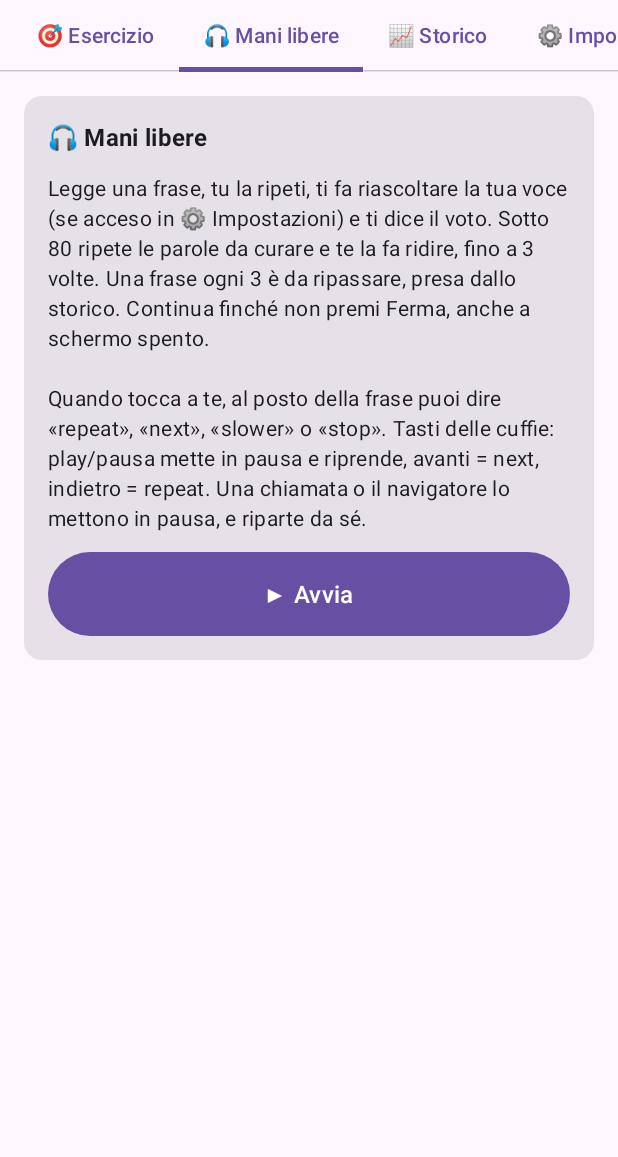
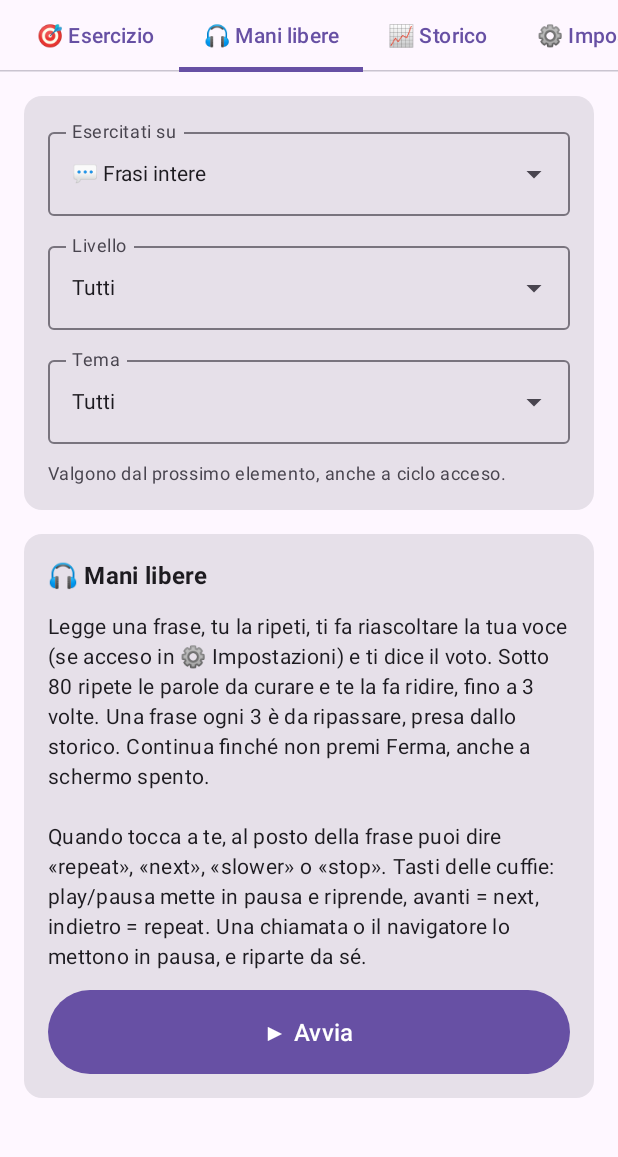
Before and after one commit to garsal1971/garsal-apps-public, an Android app built with Jetpack Compose: the composable Schede shown on its own in the app's theme, tab 2 chosen, on a phone screen of 412 x 824 dp, the part 54-1211 px from its top. Run offline under Robolectric (Android 15) with nearby library versions, the phone set to English and light mode, and no system bars.

Commit message:
ui(pronuncia): frasi/parole, livello e tema in cima a ogni scheda di esercizio, separati per scheda (v1.13.0)
Co-Authored-By: Claude Opus 5.5 <noreply@anthropic.com>
Claude-Session: https://claude.ai/code/session_014wZfwF8TuVTDp3tqzw3Gj2

```diff
--- a/android-app/pronuncia/app/build.gradle
+++ b/android-app/pronuncia/app/build.gradle
@@ -19,8 +19,8 @@ android {
         applicationId "com.garsal.pronuncia"
         minSdk 26
         targetSdk 36
-        versionCode 13
-        versionName "1.12.0"
+        versionCode 14
+        versionName "1.13.0"
 
         // ⚠️ Solo arm64: lo Speech SDK di Azure si porta dentro le librerie native
         // per quattro ABI, e tenerle tutte vorrebbe dire un APK tre volte più
--- a/android-app/pronuncia/app/src/main/java/com/garsal/pronuncia/Ciclo.kt
+++ b/android-app/pronuncia/app/src/main/java/com/garsal/pronuncia/Ciclo.kt
@@ -196,11 +196,11 @@ object Ciclo {
                 // altrimenti si resta sulle frasi a caso.
                 // Frasi o parole si rilegge qui, a ogni elemento nuovo: la
                 // scelta cambiata a ciclo acceso vale dal prossimo.
-                val soloParole = p.parole
+                val soloParole = p.paroleCiclo
                 val n = stato.value.frasi + 1
                 val daRipassare = if (n % Ripasso.OGNI == 0)
-                    runCatching { Ripasso.prossima(ctx, p.livello, p.tema, precedente, soloParole) }.getOrNull() else null
-                val nuova = daRipassare ?: Frasi.aCaso(ctx, p.livello, p.tema, precedente, soloParole)
+                    runCatching { Ripasso.prossima(ctx, p.livelloCiclo, p.temaCiclo, precedente, soloParole) }.getOrNull() else null
+                val nuova = daRipassare ?: Frasi.aCaso(ctx, p.livelloCiclo, p.temaCiclo, precedente, soloParole)
                     ?: run { stato.update { it.copy(nota = "Nessuna frase per questo filtro.") }; return }
                 frase = nuova
                 precedente = nuova.id
--- a/android-app/pronuncia/app/src/main/java/com/garsal/pronuncia/Prefs.kt
+++ b/android-app/pronuncia/app/src/main/java/com/garsal/pronuncia/Prefs.kt
@@ -111,11 +111,25 @@ class Prefs(ctx: Context) {
         get() = p.getString("tema", null)
         set(v) = p.edit().putString("tema", v).apply()
 
-    /** Cosa si esercita: le frasi intere o le parole sole. Vale per
-     *  l'esercizio e per il ciclo a mani libere. */
+    /** Cosa si esercita davanti allo schermo: le frasi intere o le parole sole. */
     var parole: Boolean
         get() = p.getBoolean("parole", false)
         set(v) = p.edit().putBoolean("parole", v).apply()
+
+    /** Le stesse tre scelte per il ciclo a mani libere (v1.13.0): ogni scheda ha
+     *  le sue. ⚠️ Finché non le si cambia valgono quelle dell'esercizio, che
+     *  fino alla v1.12.0 erano le sole e le usava anche il ciclo. */
+    var paroleCiclo: Boolean
+        get() = if (p.contains("parole_ciclo")) p.getBoolean("parole_ciclo", false) else parole
+        set(v) = p.edit().putBoolean("parole_ciclo", v).apply()
+
+    var livelloCiclo: String?
+        get() = if (p.contains("livello_ciclo")) p.getString("livello_ciclo", null) else livello
+        set(v) = p.edit().putString("livello_ciclo", v).apply()
+
+    var temaCiclo: String?
+        get() = if (p.contains("tema_ciclo")) p.getString("tema_ciclo", null) else tema
+        set(v) = p.edit().putString("tema_ciclo", v).apply()
 
     /** Mani libere: dopo il tentativo l'app fa riascoltare la registrazione,
      *  poi dà il voto. Letta a ogni tentativo: cambiarla a ciclo acceso vale subito. */
--- a/android-app/pronuncia/app/src/main/java/com/garsal/pronuncia/ui/Esercizio.kt
+++ b/android-app/pronuncia/app/src/main/java/com/garsal/pronuncia/ui/Esercizio.kt
@@ -69,8 +69,8 @@ private enum class Fase { FERMO, PARLA, ASCOLTA }
  * `Valutatore.valuta` — in un servizio, senza questa schermata.
  *
  * Con [parole] si esercitano le parole singole invece delle frasi intere.
- * Livello e tema si scelgono in ⚙️ Impostazioni → Davanti allo schermo, e chi
- * chiama rifà la scheda (`key`) quando cambiano.
+ * Frasi/parole, livello e tema si scelgono in cima alla scheda (`Filtri`), e
+ * chi chiama rifà l'esercizio (`key`) quando cambiano.
  */
 @Composable
 fun Esercizio(parole: Boolean, livello: String?, tema: String?) {
@@ -180,11 +180,6 @@ fun Esercizio(parole: Boolean, livello: String?, tema: String?) {
         Column(Modifier.padding(16.dp), verticalArrangement = Arrangement.spacedBy(12.dp)) {
             Text("🎯 Esercizio", style = MaterialTheme.typography.titleMedium, fontWeight = FontWeight.Bold)
 
-            Text(
-                "${if (parole) "🔤 Parole" else "💬 Frasi"} · livello ${livello ?: "tutti"} · tema ${tema?.let { Frasi.TEMI[it] } ?: "tutti"} — si cambiano in ⚙️ Impostazioni",
-                style = MaterialTheme.typography.bodySmall,
-                color = MaterialTheme.colorScheme.onSurfaceVariant,
-            )
 
             val f = frase
             if (f == null) {
--- a/android-app/pronuncia/app/src/main/java/com/garsal/pronuncia/ui/ManiLibere.kt
+++ b/android-app/pronuncia/app/src/main/java/com/garsal/pronuncia/ui/ManiLibere.kt
@@ -40,7 +40,8 @@ import java.util.Locale
 /**
  * Fase 3: il ciclo a mani libere. Fase 4: pausa, comandi a voce e tasti delle cuffie. La schermata lo avvia, lo ferma e lo
  * racconta; il lavoro lo fa `CicloService`, che continua a schermo spento.
- * Livello, tema, microfono, feedback e riascolto si scelgono in ⚙️ Impostazioni.
+ * Frasi/parole, livello e tema sono i suoi, in cima alla scheda (`Prefs.paroleCiclo`…);
+ * microfono, feedback e riascolto stanno in ⚙️ Impostazioni → A mani libere.
  */
 @Composable
 fun ManiLibere(parole: Boolean) {
--- a/android-app/pronuncia/app/src/main/java/com/garsal/pronuncia/ui/Principale.kt
+++ b/android-app/pronuncia/app/src/main/java/com/garsal/pronuncia/ui/Principale.kt
@@ -60,9 +60,9 @@ import com.garsal.pronuncia.Voce
  * ⚙️ Impostazioni. Si passa dall'una all'altra toccando la linguetta o
  * strusciando a destra e sinistra (`HorizontalPager`).
  *
- * ⚠️ Le impostazioni non stanno più nelle schede di esercizio (v1.12.0): lì
- * restano solo i comandi per esercitarsi. Livello, tema, accento e frasi/parole
- * si leggono dalle preferenze, e l'esercizio si rifà da capo quando cambiano.
+ * ⚠️ Frasi/parole, livello e tema stanno in cima a ciascuna scheda di
+ * esercizio, una serie per scheda (`Scelte`); il resto in ⚙️ Impostazioni.
+ * L'esercizio si rifà da capo quando cambiano.
  *
  * ⚠️ Una pagina del pager non visibile viene smontata: tornando sull'Esercizio
  * la frase è nuova. Il ciclo a mani libere invece non ne risente, vive in
@@ -91,20 +91,43 @@ fun SchermataPrincipale() {
 
 private val SCHEDE = listOf("🎯 Esercizio", "🎧 Mani libere", "📈 Storico", "⚙️ Impostazioni")
 
-/** Le scelte che più schede leggono, tenute qui perché cambiandole in
- *  ⚙️ Impostazioni l'Esercizio si rifaccia subito. */
-private class Scelte(prefs: com.garsal.pronuncia.Prefs) {
-    var accento by mutableStateOf(prefs.accento)
-    var parole by mutableStateOf(prefs.parole)
-    var livello by mutableStateOf(prefs.livello)
-    var tema by mutableStateOf(prefs.tema)
+/** Frasi/parole, livello e tema di una scheda: l'Esercizio e le Mani libere
+ *  hanno ciascuna i propri (v1.13.0). Tenute qui perché l'Esercizio si rifaccia
+ *  subito quando cambiano. */
+private class Scelte(private val prefs: com.garsal.pronuncia.Prefs, private val ciclo: Boolean) {
+    var parole by mutableStateOf(if (ciclo) prefs.paroleCiclo else prefs.parole)
+        private set
+    var livello by mutableStateOf(if (ciclo) prefs.livelloCiclo else prefs.livello)
+        private set
+    var tema by mutableStateOf(if (ciclo) prefs.temaCiclo else prefs.tema)
+        private set
+
+    fun parole(v: Boolean) { parole = v; if (ciclo) prefs.paroleCiclo = v else prefs.parole = v }
+    fun livello(v: String?) { livello = v; if (ciclo) prefs.livelloCiclo = v else prefs.livello = v }
+    fun tema(v: String?) { tema = v; if (ciclo) prefs.temaCiclo = v else prefs.tema = v }
+}
+
+/** In cima alle due schede di esercizio: cosa, che livello, che tema. */
+@Composable
+private fun Filtri(s: Scelte, nota: String? = null) {
+    Card(Modifier.fillMaxWidth()) {
+        Column(Modifier.padding(16.dp), verticalArrangement = Arrangement.spacedBy(12.dp)) {
+            Tendina("Esercitati su", s.parole, listOf(false, true), { if (it) "🔤 Parole singole" else "💬 Frasi intere" }) { s.parole(it) }
+            Tendina("Livello", s.livello, listOf(null) + Frasi.LIVELLI, { it ?: "Tutti" }) { s.livello(it) }
+            Tendina("Tema", s.tema, listOf(null) + Frasi.TEMI.keys, { it?.let { k -> Frasi.TEMI[k] } ?: "Tutti" }) { s.tema(it) }
+            nota?.let { Nota(it) }
+        }
+    }
 }
 
 @Composable
 private fun Schede() {
     val pager = rememberPagerState { SCHEDE.size }
     val scope = rememberCoroutineScope()
-    val scelte = remember { Scelte(Servizi.prefs) }
+    val scelte = remember { Scelte(Servizi.prefs, ciclo = false) }
+    val scelteCiclo = remember { Scelte(Servizi.prefs, ciclo = true) }
+    // L'accento sta nelle impostazioni ma rifà l'esercizio: lo si tiene qui.
+    var accento by remember { mutableStateOf(Servizi.prefs.accento) }
     Column(Modifier.safeDrawingPadding()) {
         Text(
             "🗣️ Pronuncia",
@@ -130,11 +153,17 @@ private fun Schede() {
                     verticalArrangement = Arrangement.spacedBy(16.dp),
                 ) {
                     when (i) {
-                        0 -> key(scelte.parole, scelte.livello, scelte.tema, scelte.accento) {
-                            Esercizio(scelte.parole, scelte.livello, scelte.tema)
+                        0 -> {
+                            Filtri(scelte)
+                            key(scelte.parole, scelte.livello, scelte.tema, accento) {
+                                Esercizio(scelte.parole, scelte.livello, scelte.tema)
+                            }
                         }
-                        1 -> ManiLibere(scelte.parole)
-                        else -> Impostazioni(scelte)
+                        1 -> {
+                            Filtri(scelteCiclo, "Valgono dal prossimo elemento, anche a ciclo acceso.")
+                            ManiLibere(scelteCiclo.parole)
+                        }
+                        else -> Impostazioni(accento, { accento = it }, scelte.parole)
                     }
                     Spacer(Modifier.heightIn(min = 24.dp))
                 }
@@ -158,12 +187,13 @@ private fun Area(titolo: String, contenuto: @Composable () -> Unit) {
 private fun Nota(t: String) = Text(t, style = MaterialTheme.typography.bodySmall, color = MaterialTheme.colorScheme.onSurfaceVariant)
 
 /**
- * Tre aree, una sotto l'altra: ⚙️ Generali (vale per tutto), 🎯 Davanti allo
- * schermo (l'esercizio a mano), 🎧 A mani libere (il ciclo). Livello e tema
- * stanno nella seconda ma li legge anche il ciclo: oggi è quel che sono.
+ * Due aree: ⚙️ Generali (vale per tutto) e 🎧 A mani libere (il ciclo).
+ * ⚠️ Fino alla v1.12.0 c'era anche «Davanti allo schermo», con livello e
+ * tema: dalla v1.13.0 stanno in cima alle due schede di esercizio, una serie
+ * per scheda, e l'area è rimasta vuota.
  */
 @Composable
-private fun Impostazioni(scelte: Scelte) {
+private fun Impostazioni(accento: Accento, onAccento: (Accento) -> Unit, paroleEsercizio: Boolean) {
     val prefs = Servizi.prefs
     val ctx = LocalContext.current
     val (versione, _) = remember { Rilascio.installata(ctx) }
@@ -171,7 +201,7 @@ private fun Impostazioni(scelte: Scelte) {
     var voce by remember { mutableStateOf(prefs.voce) }
     // Le soglie che si stanno guardando: frasi o parole singole. Parte da
     // quel che si esercita adesso, che è quasi sempre quel che si vuole tarare.
-    var soglieParole by remember { mutableStateOf(scelte.parole) }
+    var soglieParole by remember { mutableStateOf(paroleEsercizio) }
     var soglie by remember(soglieParole) {
         mutableStateOf(Controllo.entries.associateWith { prefs.soglia(it, soglieParole) })
     }
@@ -182,12 +212,8 @@ private fun Impostazioni(scelte: Scelte) {
 
     Area("⚙️ Generali") {
         Nota("Connesso come ${Servizi.auth.email() ?: "?"}")
-        Tendina("Pronuncia", scelte.accento, Accento.entries, { it.etichetta }) { scelte.accento = it; prefs.accento = it }
-        Tendina("Voce", voce, Voce.entries, { it.etichetta(scelte.accento) }) { voce = it; prefs.voce = it }
-        // Il ciclo a mani libere la rilegge a ogni elemento nuovo.
-        Tendina("Esercitati su", scelte.parole, listOf(false, true), { if (it) "🔤 Parole singole" else "💬 Frasi intere" }) {
-            scelte.parole = it; prefs.parole = it
-        }
+        Tendina("Pronuncia", accento, Accento.entries, { it.etichetta }) { onAccento(it); prefs.accento = it }
+        Tendina("Voce", voce, Voce.entries, { it.etichetta(accento) }) { voce = it; prefs.voce = it }
         Text("Severità", style = MaterialTheme.typography.titleSmall, fontWeight = FontWeight.Bold)
         Nota("Oltre al voto complessivo (almeno 80), boccia se anche solo una parola, un suono o il ritmo resta sotto la sua soglia. Le soglie delle frasi e quelle delle parole singole sono separate; valgono per l'esercizio e per le mani libere.")
         Tendina("Soglie per", soglieParole, listOf(false, true), { if (it) "🔤 Parole singole" else "💬 Frasi intere" }) {
@@ -198,7 +224,7 @@ private fun Impostazioni(scelte: Scelte) {
                 soglie = soglie + (c to it); prefs.impostaSoglia(c, soglieParole, it)
             }
         }
-        if (soglie[Controllo.RITMO] != null && scelte.accento == Accento.BRITANNICO) {
+        if (soglie[Controllo.RITMO] != null && accento == Accento.BRITANNICO) {
             Nota("⚠️ Microsoft garantisce ritmo e intonazione solo per l'inglese americano: con il britannico, se Azure non li valuta, il controllo non boccia e te lo dice.")
         }
         Row(
@@ -213,16 +239,6 @@ private fun Impostazioni(scelte: Scelte) {
                 modifier = Modifier.heightIn(min = 48.dp),
             ) { Text("Esci") }
         }
-    }
-
-    Area("🎯 Davanti allo schermo") {
-        Tendina("Livello", scelte.livello, listOf(null) + Frasi.LIVELLI, { it ?: "Tutti" }) {
-            scelte.livello = it; prefs.livello = it
-        }
-        Tendina("Tema", scelte.tema, listOf(null) + Frasi.TEMI.keys, { it?.let { k -> Frasi.TEMI[k] } ?: "Tutti" }) {
-            scelte.tema = it; prefs.tema = it
-        }
-        Nota("Livello e tema valgono anche per il ciclo a mani libere.")
     }
 
     Area("🎧 A mani libere") {
```
Also changed, not shown: 1 other file.
